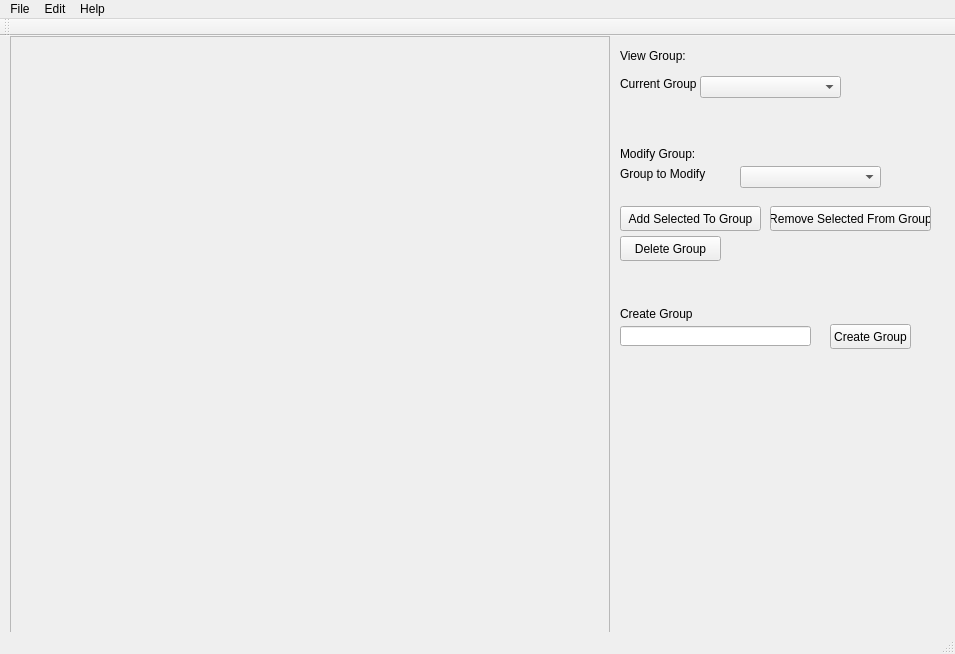
First picture: the form in code/FaceView/gui-scripts/thumbnailview.ui, repository phelpsmi/MicrobialCommunityVisualation, before the edit.
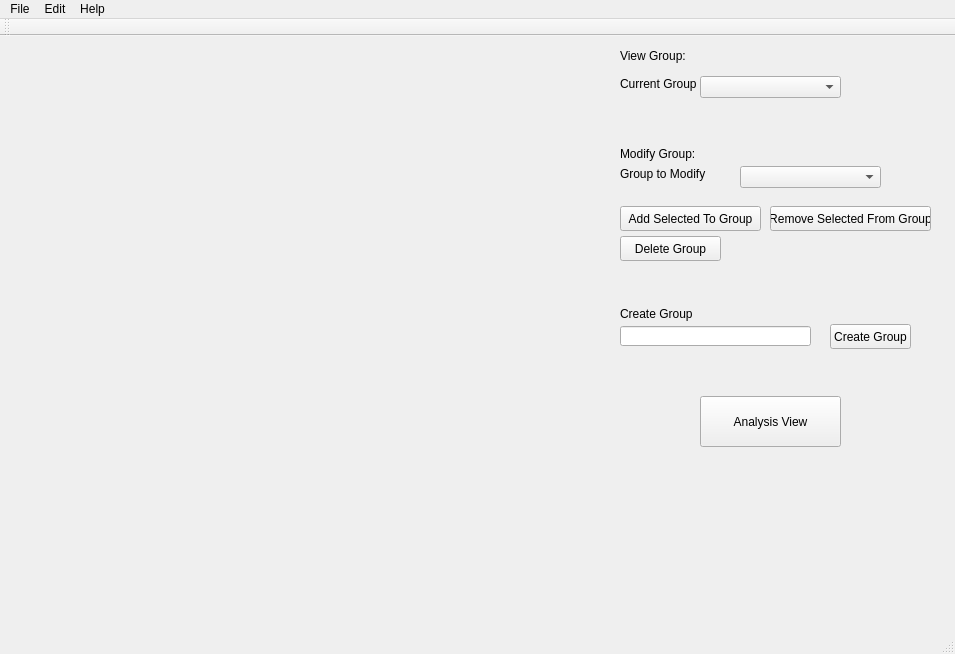
Second picture: the form after the edit.

What changed in the file:
```diff
--- a/code/FaceView/gui-scripts/thumbnailview.ui
+++ b/code/FaceView/gui-scripts/thumbnailview.ui
@@ -89,29 +89,6 @@
      </rect>
     </property>
    </widget>
-   <widget class="QScrollArea" name="scrollArea">
-    <property name="geometry">
-     <rect>
-      <x>10</x>
-      <y>0</y>
-      <width>600</width>
-      <height>600</height>
-     </rect>
-    </property>
-    <property name="widgetResizable">
-     <bool>true</bool>
-    </property>
-    <widget class="QWidget" name="scrollAreaWidgetContents">
-     <property name="geometry">
-      <rect>
-       <x>0</x>
-       <y>0</y>
-       <width>598</width>
-       <height>598</height>
-      </rect>
-     </property>
-    </widget>
-   </widget>
    <widget class="QLabel" name="label_3">
     <property name="geometry">
      <rect>
@@ -184,6 +161,36 @@
      <string>Create Group</string>
     </property>
    </widget>
+   <widget class="QWidget" name="gridLayoutWidget">
+    <property name="geometry">
+     <rect>
+      <x>0</x>
+      <y>0</y>
+      <width>611</width>
+      <height>601</height>
+     </rect>
+    </property>
+    <layout class="QGridLayout" name="Grid" columnstretch="0" rowminimumheight="0"/>
+   </widget>
+   <widget class="QPushButton" name="Analyze">
+    <property name="geometry">
+     <rect>
+      <x>700</x>
+      <y>360</y>
+      <width>141</width>
+      <height>51</height>
+     </rect>
+    </property>
+    <property name="cursor">
+     <cursorShape>ArrowCursor</cursorShape>
+    </property>
+    <property name="text">
+     <string>Analysis View</string>
+    </property>
+    <property name="checkable">
+     <bool>false</bool>
+    </property>
+   </widget>
   </widget>
   <widget class="QMenuBar" name="menuBar">
    <property name="geometry">
```
Left out of the diff: 2 changed lines with no effect on the pictures.
